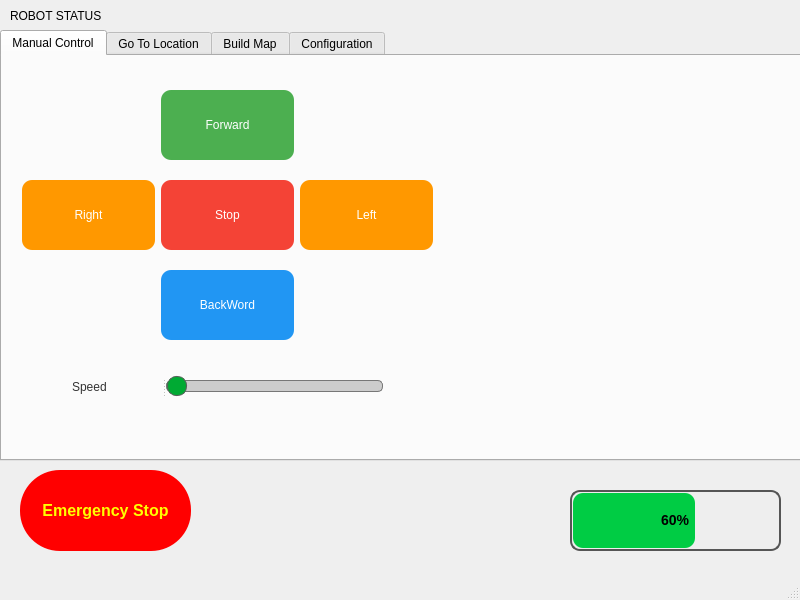
Before: the Qt Designer form alphabot_gui/alphabot_gui/alphabot_gui.ui in ahmohamed1/alphabot, drawn with Qt 5.
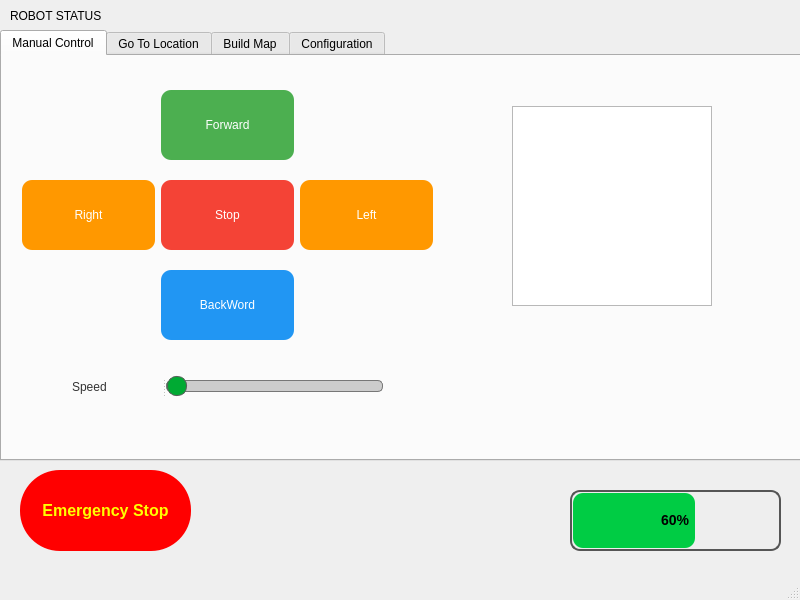
After: the same form once the commit is applied. The open tabs and pages were chosen to show the change.

```diff
--- a/alphabot_gui/alphabot_gui/alphabot_gui.ui
+++ b/alphabot_gui/alphabot_gui/alphabot_gui.ui
@@ -247,6 +247,16 @@
        </item>
       </layout>
      </widget>
+     <widget class="QGraphicsView" name="GVController">
+      <property name="geometry">
+       <rect>
+        <x>510</x>
+        <y>50</y>
+        <width>200</width>
+        <height>200</height>
+       </rect>
+      </property>
+     </widget>
     </widget>
     <widget class="QWidget" name="tab_2">
      <attribute name="title">
```
Left out of the diff: 4 changed lines with no effect on the pictures.
